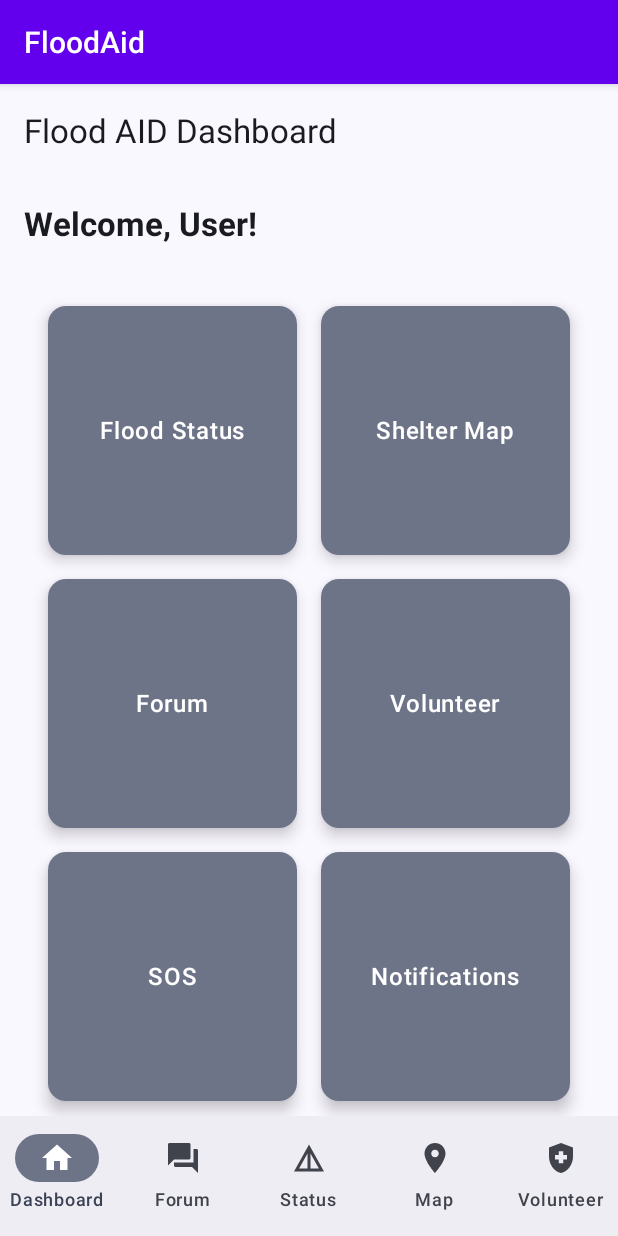
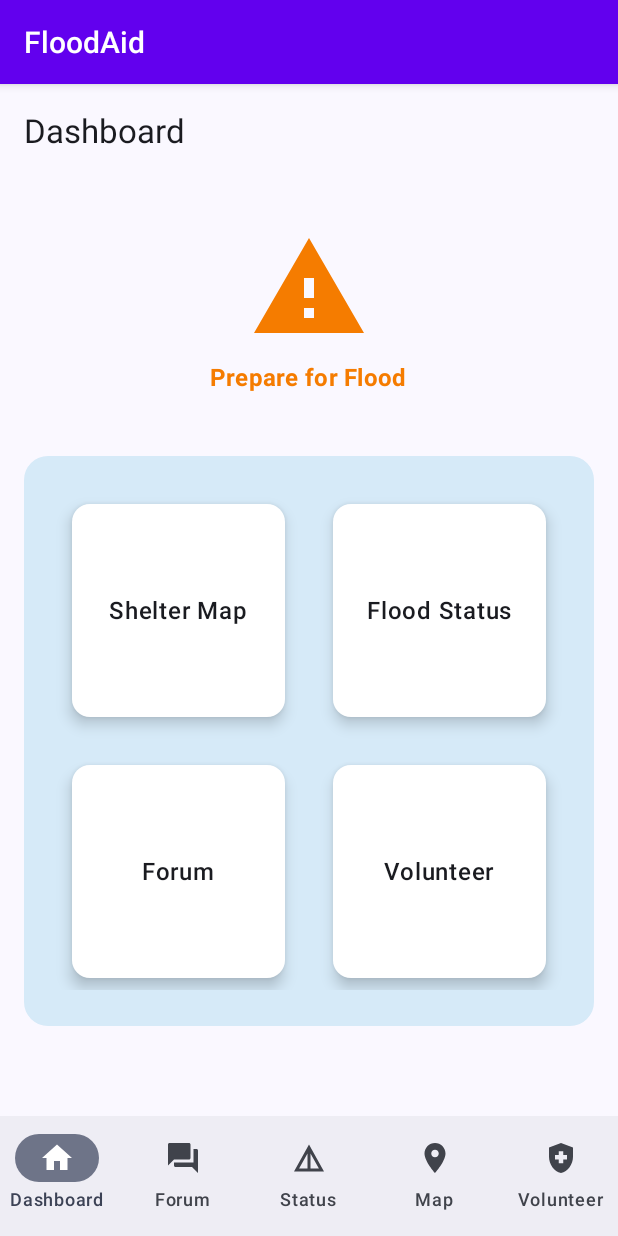
Before and after one commit to TXY05/FloodAid, an Android app built with Jetpack Compose: the Dashboard screen opened through its navigation route, on a phone screen of 412 x 824 dp. Run offline under Robolectric (Android 15) with nearby library versions, the phone set to English and light mode, and no system bars.

Commit message:
Dashboard Ui update

```diff
--- a/app/src/main/java/com/example/floodaid/NavGraph.kt
+++ b/app/src/main/java/com/example/floodaid/NavGraph.kt
@@ -10,7 +10,7 @@ import com.example.floodaid.screen.*
 
 @Composable
 fun NavGraph(navController: NavHostController) {
-    NavHost(navController = navController, startDestination = Screen.Map.route) {
+    NavHost(navController = navController, startDestination = Screen.Dashboard.route) {
         composable(route = Screen.Dashboard.route) {
             Dashboard(navController = navController)
         }
--- a/app/src/main/java/com/example/floodaid/screen/Dashboard.kt
+++ b/app/src/main/java/com/example/floodaid/screen/Dashboard.kt
@@ -3,6 +3,12 @@ package com.example.floodaid.screen
 import BottomBar
 import android.annotation.SuppressLint
 import android.util.Log
+import androidx.compose.animation.AnimatedVisibility
+import androidx.compose.animation.expandVertically
+import androidx.compose.animation.fadeIn
+import androidx.compose.animation.fadeOut
+import androidx.compose.animation.shrinkVertically
+import androidx.compose.foundation.background
 import androidx.compose.foundation.layout.Arrangement
 import androidx.compose.foundation.layout.Column
 import androidx.compose.foundation.layout.fillMaxSize
@@ -16,16 +22,23 @@ import androidx.compose.foundation.layout.*
 import androidx.compose.foundation.lazy.grid.GridCells
 import androidx.compose.foundation.lazy.grid.LazyVerticalGrid
 import androidx.compose.foundation.lazy.grid.items
+import androidx.compose.foundation.shape.RoundedCornerShape
+import androidx.compose.material.icons.Icons
+import androidx.compose.material.icons.filled.Warning
 import androidx.compose.material3.*
 import androidx.compose.runtime.Composable
 import androidx.compose.ui.Alignment
 import androidx.compose.ui.Modifier
+import androidx.compose.ui.draw.clip
+import androidx.compose.ui.graphics.Color
 import androidx.compose.ui.text.font.FontWeight
+import androidx.compose.ui.tooling.preview.Preview
 import androidx.compose.ui.unit.dp
 import androidx.navigation.NavController
 import androidx.navigation.NavHostController
 import androidx.navigation.compose.rememberNavController
 import com.example.floodaid.composable.TopBar
+import com.example.floodaid.ui.theme.FloodAidTheme
 
 @OptIn(ExperimentalMaterial3Api::class)
 @SuppressLint("UnusedMaterial3ScaffoldPaddingParameter")
@@ -46,57 +59,102 @@ fun Dashboard(
 @OptIn(ExperimentalMaterial3Api::class)
 @Composable
 fun DashboardScreen(navController: NavController, userName: String = "User") {
-
     Scaffold(
         topBar = {
-            TopAppBar(
-                title = { Text("Flood AID Dashboard") }
-            )
+            TopAppBar(title = { Text("Dashboard") })
         }
     ) { paddingValues ->
         Column(
             modifier = Modifier
                 .padding(paddingValues)
                 .padding(16.dp)
-                .fillMaxSize()
+                .fillMaxSize(),
+            horizontalAlignment = Alignment.CenterHorizontally
         ) {
-            Text(
-                text = "Welcome, $userName!",
-                style = MaterialTheme.typography.titleLarge,
-                fontWeight = FontWeight.Bold,
-                modifier = Modifier.padding(bottom = 24.dp)
-            )
+            // Flood Warning Image + Status Label
+            FloodStatusHeader()
 
-            DashboardGrid(navController)
+            Spacer(modifier = Modifier.height(24.dp))
+
+            // Grid of Main Features
+            Box(
+                modifier = Modifier
+                    .fillMaxWidth()
+                    .wrapContentHeight()
+                    .clip(RoundedCornerShape(16.dp))
+                    .background(Color(0xFFD6EAF8))
+                    .padding(8.dp)
+            ) {
+                    Column(
+                        modifier = Modifier
+                            .padding(16.dp)
+                            .wrapContentHeight(),
+                        horizontalAlignment = Alignment.CenterHorizontally
+                    ) {
+                        DashboardGrid(navController)
+                    }
+            }
         }
+    }
+}
+
+@Composable
+fun FloodStatusHeader() {
+    Column(
+        modifier = Modifier
+            .fillMaxWidth()
+            .padding(16.dp),
+        horizontalAlignment = Alignment.CenterHorizontally
+    ) {
+        // Replace with Image if you have a vector or drawable asset
+        Icon(
+            imageVector = Icons.Default.Warning,
+            contentDescription = "Flood Warning Icon",
+            tint = Color(0xFFF57C00),
+            modifier = Modifier.size(80.dp)
+        )
+        Spacer(modifier = Modifier.height(8.dp))
+        Text(
+            text = "Prepare for Flood",
+            color = Color(0xFFF57C00),
+            fontWeight = FontWeight.Bold,
+            style = MaterialTheme.typography.titleMedium
+        )
     }
 }
 
 @Composable
 fun DashboardGrid(navController: NavController) {
     val features = listOf(
-        "Flood Status" to "flood_status",
         "Shelter Map" to "map",
+        "Flood Status" to "floodStatus",
         "Forum" to "forum",
-        "Volunteer" to "volunteer_register",
-        "SOS" to "sos",
-        "Notifications" to "notifications"
+        "Volunteer" to "volunteer",
     )
 
     LazyVerticalGrid(
         columns = GridCells.Fixed(2),
-        modifier = Modifier.fillMaxSize(),
-        contentPadding = PaddingValues(16.dp),
+        modifier = Modifier
+            .wrapContentHeight()
+            .wrapContentWidth(),
         verticalArrangement = Arrangement.spacedBy(16.dp),
-        horizontalArrangement = Arrangement.spacedBy(16.dp)
+        horizontalArrangement = Arrangement.spacedBy(16.dp),
+        userScrollEnabled = false
     ) {
         items(features) { (title, route) ->
-            FeatureCard(title = title) {
-                navController.navigate(route)
+            AnimatedVisibility(
+                visible = true,
+                enter = fadeIn() + expandVertically(),
+                exit = fadeOut() + shrinkVertically()
+            ) {
+                FeatureCard(title = title) {
+                    navController.navigate(route)
+                }
             }
         }
     }
 }
+
 
 @Composable
 fun FeatureCard(title: String, onClick: () -> Unit) {
@@ -104,9 +162,10 @@ fun FeatureCard(title: String, onClick: () -> Unit) {
         modifier = Modifier
             .fillMaxWidth()
             .aspectRatio(1f)
+            .padding(8.dp)
             .clickable { onClick() },
         colors = CardDefaults.cardColors(
-            containerColor = MaterialTheme.colorScheme.secondaryContainer
+            containerColor = Color.White
         ),
         elevation = CardDefaults.cardElevation(defaultElevation = 6.dp)
     ) {
@@ -116,6 +175,16 @@ fun FeatureCard(title: String, onClick: () -> Unit) {
                 style = MaterialTheme.typography.bodyLarge,
                 fontWeight = FontWeight.SemiBold
             )
+
         }
+
     }
 }
+
+@Preview(showBackground = true)
+@Composable
+fun DashboardPreview() {
+    FloodAidTheme { // Apply the theme here
+        Dashboard(navController = rememberNavController())
+    }
+}
```
